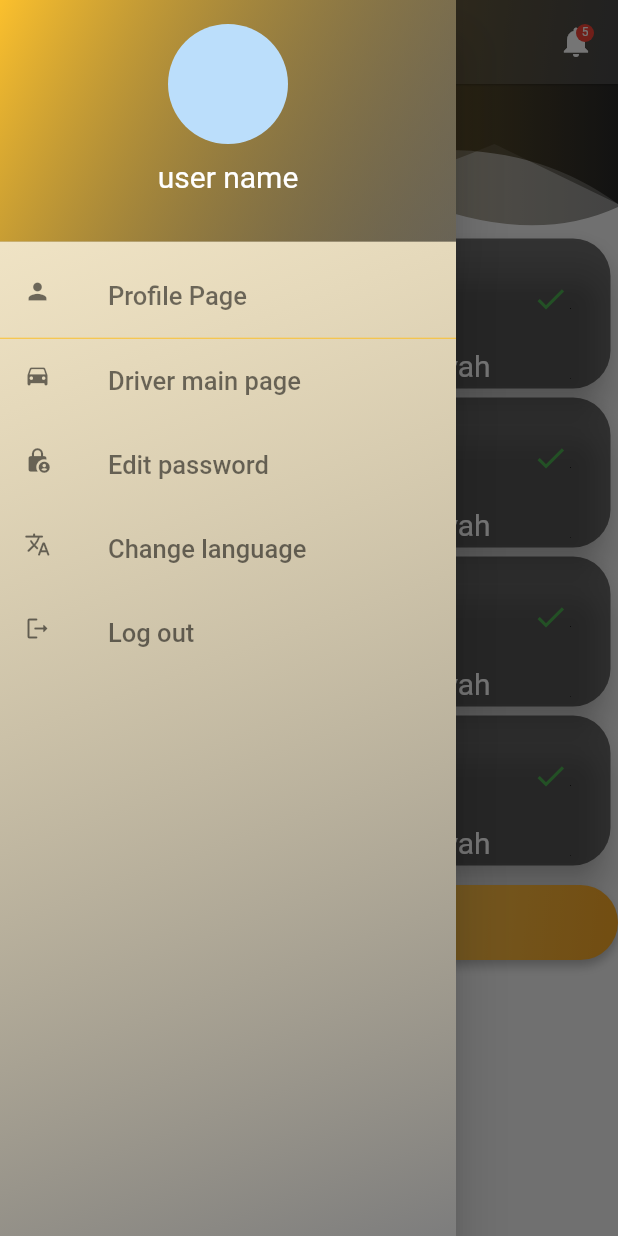
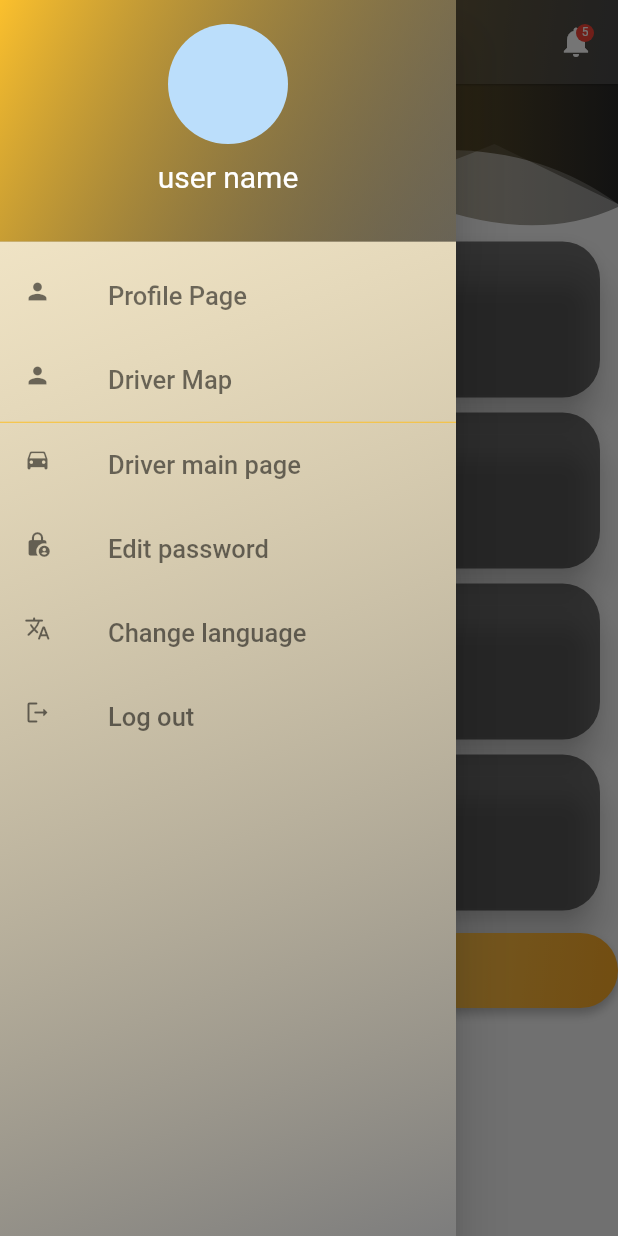
Before and after one commit to HussienShalabi/scrub_jay, a Flutter app: the MakeATrip screen opened directly, with the side drawer open, on a phone screen of 412 x 824 dp. Run offline on Flutter 3.47's test engine with Material 2 defaults, Android fonts, the phone set to English and light mode, and no system bars; our stand-ins replace cloud_firestore, firebase_auth, firebase_core, firebase_database, firebase_storage, flutter_screenutil and 4 more; accounts and stored records are empty.

Commit message:
map - ui

```diff
--- a/scrub_jay/lib/view/driver/DriverDrawer.dart
+++ b/scrub_jay/lib/view/driver/DriverDrawer.dart
@@ -1,5 +1,6 @@
 import 'package:flutter/material.dart';
 import 'package:get/get.dart';
+import 'package:scrub_jay/view/driver/DriverMap.dart';
 import '../../controller/driver_controller.dart';
 import '../common_screens/EditPassword.dart';
 import '../common_screens/Signin.dart';
@@ -84,6 +85,21 @@ class _DriverDrawerState extends State<DriverDrawer> {
               ),
               onTap: () {},
             ),
+            ListTile(
+              leading: Icon(Icons.person,
+                  size: _drawerIconSize,
+                  color: Theme.of(context).colorScheme.secondary),
+              title: Text(
+                'Driver Map'.tr,
+                style: TextStyle(
+                    fontSize: _drawerFontSize,
+                    color: Theme.of(context).colorScheme.secondary),
+              ),
+              onTap: () {
+                Get.to(const DriverMap());
+              },
+            ),
+
             Divider(
               color: Theme.of(context).primaryColor,
               height: 1,
@@ -127,7 +143,7 @@ class _DriverDrawerState extends State<DriverDrawer> {
                     color: Theme.of(context).colorScheme.secondary),
               ),
               onTap: () {
-                Get.to(chooseLang());
+                Get.to(const chooseLang());
               },
             ),
             ListTile(
--- a/scrub_jay/lib/view/driver/MakeATrip.dart
+++ b/scrub_jay/lib/view/driver/MakeATrip.dart
@@ -1,20 +1,14 @@
 import 'package:get/get.dart';
 import 'package:flutter/material.dart';
+import 'package:scrub_jay/view/driver/DriverMap.dart';
 import '../common_screens/theme_helper.dart';
 import '../widgets/HeaderWidget.dart';
 import '../widgets/RequestCard.dart';
 import 'DriverDrawer.dart';
 
-class MakeATrip extends StatefulWidget {
+class MakeATrip extends StatelessWidget {
   const MakeATrip({super.key});
 
-  @override
-  State<StatefulWidget> createState() {
-    return _MakeATripState();
-  }
-}
-
-class _MakeATripState extends State<MakeATrip> {
   @override
   Widget build(BuildContext context) {
     return Scaffold(
@@ -101,12 +95,11 @@ class _MakeATripState extends State<MakeATrip> {
                             itemCount: 4,
                             shrinkWrap: true,
                             itemBuilder: (context, index) => const RequestCard(
-                                  leadingIcon: Icons.clear,
                                   passengerName: 'Abu al-tayeb',
                                   passengerCount: 2,
                                   passengerPhoneNumber: 059954,
-                                  passengerLocation: 'behind khaledyah ',
-                                  trailing: Icons.check,
+                                  passengerLocation: 'khaledyah ',
+                                 // trailing: Icons.check,
                                 )),
                       ],
                     ),
@@ -130,7 +123,7 @@ class _MakeATripState extends State<MakeATrip> {
                   ),
                   onPressed: () {
                     //After successful login we will redirect to profile page.
-                    Get.to(const MakeATrip());
+                    Get.to(const DriverMap());
                   },
                 ),
               ),
--- a/scrub_jay/lib/view/passenger/ChooseTrip.dart
+++ b/scrub_jay/lib/view/passenger/ChooseTrip.dart
@@ -27,7 +27,7 @@ class ChooseTrip extends StatelessWidget {
     return Scaffold(
       floatingActionButtonLocation: FloatingActionButtonLocation.centerFloat,
       floatingActionButton: FloatingActionButton(
-        backgroundColor: Colors.amber,
+        backgroundColor: Colors.yellow.shade700,
         onPressed: () => passengerControllerImp.orderTrip(),
         child: const Icon(Icons.add),
       ),
--- a/scrub_jay/lib/view/widgets/DriverRequestCard.dart
+++ b/scrub_jay/lib/view/widgets/DriverRequestCard.dart
@@ -10,7 +10,7 @@ class DriverRequestCard extends StatefulWidget {
   final double BottomMargin;
 
   const DriverRequestCard({
-    required this.leadingIcon,
+    this.leadingIcon =  Icons.person ,
     required this.title,
     required this.driverPhoneNumber,
     required this.trailing,
@@ -36,10 +36,10 @@ class _DriverRequestCardState extends State<DriverRequestCard> {
         ),
         title: Text(
           widget.title,
-          style: TextStyle(
+          style: const TextStyle(
             color: Colors.white,
             fontWeight: FontWeight.bold,
-            fontSize: 20.sp,
+            fontSize: 15,
             // fontFamily: ('Caveat'),
           ),
         ),
--- a/scrub_jay/lib/view/widgets/RequestCard.dart
+++ b/scrub_jay/lib/view/widgets/RequestCard.dart
@@ -1,4 +1,5 @@
 import 'package:flutter/material.dart';
+import 'package:flutter_screenutil/flutter_screenutil.dart';
 import 'package:get/get.dart';
 
 class RequestCard extends StatefulWidget {
@@ -6,19 +7,17 @@ class RequestCard extends StatefulWidget {
   final String passengerName;
   final int passengerPhoneNumber;
   final int passengerCount;
-  final IconData trailing;
   final String passengerLocation;
 
   final double BottomMargin;
 
   const RequestCard({
-    required this.leadingIcon,
+    this.leadingIcon = Icons.person,
     required this.passengerName,
     required this.passengerCount,
     required this.passengerPhoneNumber,
     required this.passengerLocation,
     this.BottomMargin = 0,
-    required this.trailing,
   });
 
   @override
@@ -28,36 +27,33 @@ class RequestCard extends StatefulWidget {
 class _RequestCardState extends State<RequestCard> {
   @override
   Widget build(BuildContext context) {
-    return Padding(
-      padding: const EdgeInsets.symmetric(horizontal: 0),
-      child: Card(
+    return Card(
       color: Colors.black54,
-        margin: const EdgeInsets.all(3),
+      margin: const EdgeInsets.symmetric(vertical: 5 , horizontal: 10),
       shape: RoundedRectangleBorder(borderRadius: BorderRadius.circular(25)),
+      // margin: const EdgeInsets.all(3),
+      // shape: RoundedRectangleBorder(borderRadius: BorderRadius.circular(25)),
       elevation: 10,
       child: ListTile(
-          minLeadingWidth: 10,
-          leading: IconButton(
-            onPressed: () {},
-            icon: Icon(
+        leading: Icon(
             widget.leadingIcon,
-              color: Colors.red,
-            ),
+            color: Colors.white,
+            size: 30,
         ),
         title: Row(
           children: [
             Text(
               "name: ".tr,
-                style: const TextStyle(
+              style:  TextStyle(
                 color: Colors.white,
-                  fontSize: 20,
+                fontSize: 18.sp,
               ),
             ),
             Text(
               widget.passengerName,
-                style: const TextStyle(
+              style:  TextStyle(
                 color: Colors.white,
-                  fontSize: 20,
+                fontSize: 18.sp,
               ),
             ),
           ],
@@ -69,16 +65,16 @@ class _RequestCardState extends State<RequestCard> {
               children: [
                 Text(
                   "phone: ".tr,
-                    style: const TextStyle(
+                  style:  TextStyle(
                     color: Colors.white,
-                      fontSize: 20,
+                    fontSize: 18.sp,
                   ),
                 ),
                 Text(
                   "${widget.passengerPhoneNumber}",
-                    style: const TextStyle(
+                  style:  TextStyle(
                     color: Colors.white,
-                      fontSize: 20,
+                    fontSize: 18.sp,
                   ),
                 ),
               ],
@@ -87,16 +83,16 @@ class _RequestCardState extends State<RequestCard> {
               children: [
                 Text(
                   "seats: ".tr,
-                    style: const TextStyle(
+                  style:  TextStyle(
                     color: Colors.white,
-                      fontSize: 20,
+                    fontSize: 18.sp,
                   ),
                 ),
                 Text(
                   "${widget.passengerCount} ",
-                    style: const TextStyle(
+                  style:  TextStyle(
                     color: Colors.white,
-                      fontSize: 20,
+                    fontSize: 18.sp,
                   ),
                 ),
               ],
@@ -105,30 +101,22 @@ class _RequestCardState extends State<RequestCard> {
               children: [
                 Text(
                   "Location: ".tr,
-                    style: const TextStyle(
+                  style:  TextStyle(
                     color: Colors.white,
-                      fontSize: 20,
+                    fontSize: 18.sp,
                   ),
                 ),
                 Text(
                   "${widget.passengerLocation} ",
-                    style: const TextStyle(
+                  style:  TextStyle(
                     color: Colors.white,
-                      fontSize: 20,
+                    fontSize: 18.sp,
                   ),
                 ),
               ],
             ),
           ],
         ),
-          trailing: IconButton(
-            onPressed: () => {} ,
-            icon: Icon(
-              widget.trailing,
-              color: Colors.green,
-            ),
-          ),
-        ),
       ),
     );
   }
```
Also changed, not shown: scrub_jay/lib/view/driver/DriverMainScreen.dart (+3 -9 lines), scrub_jay/lib/view/driver/DriverMap.dart (added, +108 -0 lines), scrub_jay/lib/view/passenger/PassengerDrawer.dart (+19 -0 lines), scrub_jay/lib/view/passenger/PassengerMap.dart (added, +77 -0 lines). Lines whose indentation alone changed are shown as unchanged.
